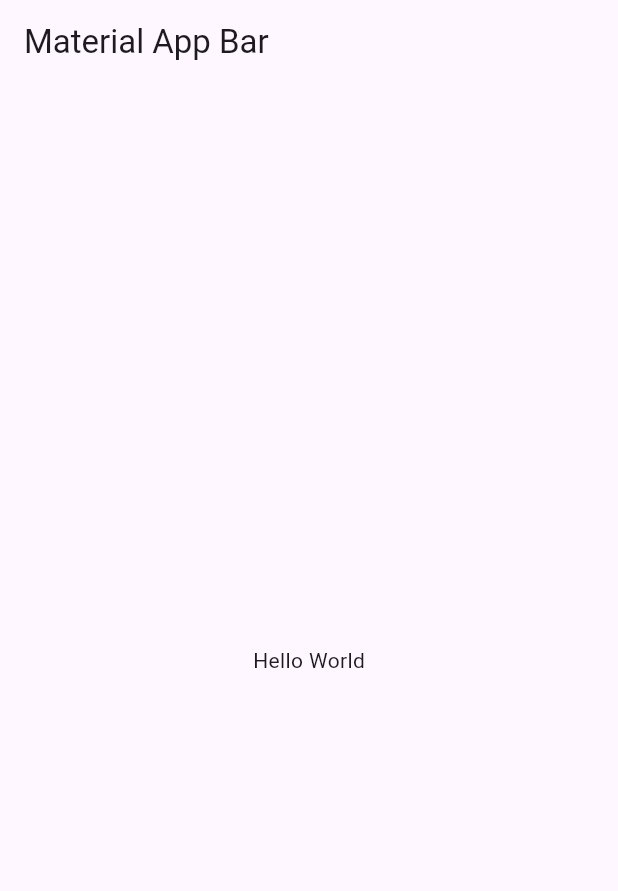
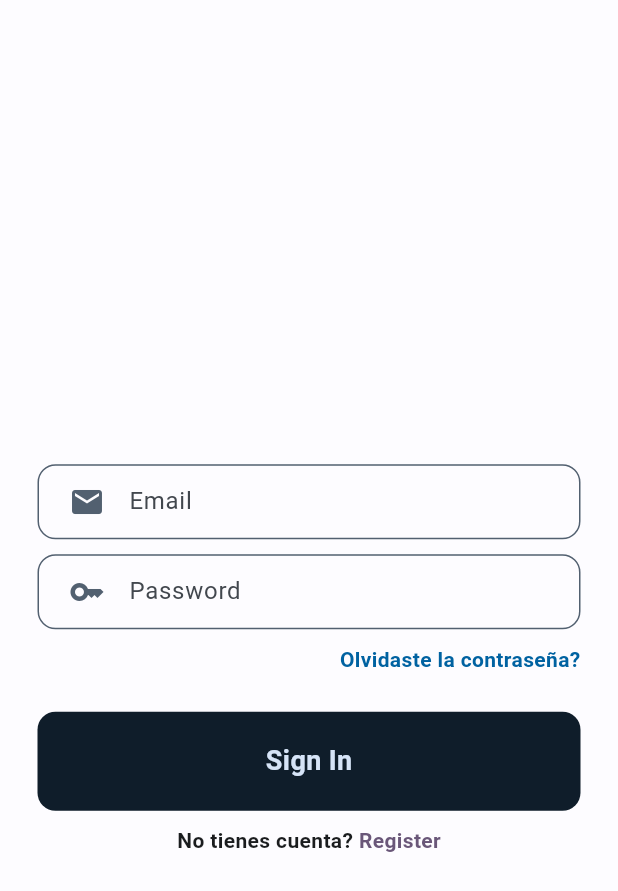
Before and after one commit to xDShiroxD/P3Carpool, a Flutter app: the screen it shows after launch, on a phone screen of 412 x 824 dp. Shown: the top 891 px of the screen. Run offline on Flutter 3.47's test engine with Material 2 defaults, Android fonts, the phone set to English and light mode, and no system bars; our stand-ins replace shared_preferences.

Commit message:
employeeLogin

```diff
--- a/employee/lib/main.dart
+++ b/employee/lib/main.dart
@@ -1,24 +1,32 @@
+import 'package:employee/pages/splash.dart';
 import 'package:flutter/material.dart';
+import 'pages/auth/auth_page.dart';
+import 'theme/themeData.dart';
 
 void main() => runApp(const MyApp());
 
+///Clase myApp principal de ejecución de aplicación
+///@Extends: StalessWidget
 class MyApp extends StatelessWidget {
   const MyApp({super.key});
 
   @override
   Widget build(BuildContext context) {
     return MaterialApp(
-      theme: ThemeData(useMaterial3: true),
       debugShowCheckedModeBanner: false,
+      theme: lightColorScheme,
+      darkTheme: darkColorScheme,
+      themeMode: ThemeMode.light,
       title: 'Material App',
-      home: Scaffold(
-        appBar: AppBar(
-          title: const Text('Material App Bar'),
-        ),
-        body: const Center(
-          child: Text('Hello World'),
-        ),
-      ),
+      home: const Home(),
     );
   }
 }
+
+class Home extends StatelessWidget {
+  const Home({super.key});
+  @override
+  Widget build(BuildContext context) {
+    return SplashScreen();
+  }
+}
--- /dev/null
+++ b/employee/lib/pages/auth/auth_page.dart
@@ -0,0 +1,43 @@
+import 'package:flutter/material.dart';
+import 'package:shared_preferences/shared_preferences.dart';
+
+import '../content/home.dart';
+import 'login_page.dart';
+import 'register_page.dart';
+
+class AuthPage extends StatefulWidget {
+  const AuthPage({super.key});
+
+  @override
+  State<AuthPage> createState() => _AuthPageState();
+}
+
+class _AuthPageState extends State<AuthPage> {
+  bool showLoginPage = true;
+  bool loginAprove = false;
+
+  void toggleScreens() {
+    setState(() {
+      showLoginPage = !showLoginPage;
+    });
+  }
+
+  Future<void> loginStatus() async {
+    SharedPreferences prefs = await SharedPreferences.getInstance();
+    prefs?.setBool("isLoggedIn", true);
+    // ignore: use_build_context_synchronously
+    Navigator.pushReplacement(
+      context,
+      MaterialPageRoute(builder: (context) => const Inicio()),
+    );
+  }
+
+  @override
+  Widget build(BuildContext context) {
+    if (showLoginPage) {
+      return LoginPage(this);
+    } else {
+      return RegisterPage(this);
+    }
+  }
+}
--- /dev/null
+++ b/employee/lib/pages/auth/login_page.dart
@@ -0,0 +1,163 @@
+import 'package:flutter/material.dart';
+
+// ignore: must_be_immutable
+class LoginPage extends StatefulWidget {
+  // ignore: prefer_typing_uninitialized_variables
+  var atuh;
+  // ignore: no_leading_underscores_for_local_identifiers
+  LoginPage(_authPageState, {super.key}) {
+    atuh = _authPageState;
+  }
+  @override
+  // ignore: no_logic_in_create_state
+  State<LoginPage> createState() => _LoginPageState(atuh);
+}
+
+class _LoginPageState extends State<LoginPage> {
+  // ignore: prefer_typing_uninitialized_variables
+  var localAuthPageState;
+
+  _LoginPageState(authPageState) {
+    localAuthPageState = authPageState;
+  }
+
+  @override
+  Widget build(BuildContext context) {
+    return Scaffold(
+      appBar: AppBar(
+        automaticallyImplyLeading: false,
+      ),
+      body: SafeArea(
+        child: Center(
+          child: SingleChildScrollView(
+            child: Column(
+              mainAxisAlignment: MainAxisAlignment.center,
+              // ignore: prefer_const_literals_to_create_immutables
+              children: [
+                //email
+                Padding(
+                  padding: const EdgeInsets.symmetric(horizontal: 25.0),
+                  child: Container(
+                    decoration: BoxDecoration(
+                      border: Border.all(
+                          color: Theme.of(context).colorScheme.secondary),
+                      borderRadius: BorderRadius.circular(12),
+                    ),
+                    child: Padding(
+                      padding: const EdgeInsets.only(left: 20.0),
+                      child: TextField(
+                        //controller: emailController,
+                        decoration: InputDecoration(
+                          border: InputBorder.none,
+                          fillColor: Theme.of(context).colorScheme.secondary,
+                          hintText: 'Email',
+                          icon: const Icon(Icons.email),
+                          iconColor: Theme.of(context).colorScheme.secondary,
+                        ),
+                      ),
+                    ),
+                  ),
+                ),
+                /**
+                * Widget de contraseña
+                */
+                const SizedBox(height: 10),
+                Padding(
+                  padding: const EdgeInsets.symmetric(horizontal: 25.0),
+                  child: Container(
+                    decoration: BoxDecoration(
+                      border: Border.all(
+                        color: Theme.of(context).colorScheme.secondary,
+                      ),
+                      borderRadius: BorderRadius.circular(12),
+                    ),
+                    child: Padding(
+                      padding: const EdgeInsets.only(left: 20.0),
+                      child: TextField(
+                        //controller: passwordController,
+                        obscureText: true,
+                        decoration: InputDecoration(
+                          border: InputBorder.none,
+                          fillColor: Theme.of(context).colorScheme.secondary,
+                          hintText: 'Password',
+                          icon: const Icon(Icons.key),
+                          iconColor: Theme.of(context).colorScheme.secondary,
+                        ),
+                      ),
+                    ),
+                  ),
+                ),
+                const SizedBox(
+                  height: 10,
+                ),
+                Padding(
+                  padding: const EdgeInsets.symmetric(horizontal: 25.0),
+                  child: Row(
+                    mainAxisAlignment: MainAxisAlignment.end,
+                    children: [
+                      GestureDetector(
+                          onTap: () {
+                            Navigator.push(context,
+                                MaterialPageRoute(builder: (context) {
+                              return Container();
+                            }));
+                          },
+                          child: Text('Olvidaste la contraseña?',
+                              style: TextStyle(
+                                  color: Theme.of(context).colorScheme.primary,
+                                  fontWeight: FontWeight.bold))),
+                    ],
+                  ),
+                ),
+                const SizedBox(height: 25),
+
+                ///singin Bouttom
+                Padding(
+                  padding: const EdgeInsets.symmetric(horizontal: 25.0),
+                  child: GestureDetector(
+                    onTap: () => localAuthPageState.loginStatus(),
+                    child: Container(
+                      padding: const EdgeInsets.all(20),
+                      decoration: BoxDecoration(
+                        color:
+                            Theme.of(context).colorScheme.onSecondaryContainer,
+                        borderRadius: BorderRadius.circular(12),
+                      ),
+                      child: Center(
+                          child: Text(
+                        'Sign In',
+                        style: TextStyle(
+                          color:
+                              Theme.of(context).colorScheme.secondaryContainer,
+                          fontWeight: FontWeight.bold,
+                          fontSize: 18,
+                        ),
+                      )),
+                    ),
+                  ),
+                ),
+                const SizedBox(height: 10),
+                //forgot password
+                Row(
+                  mainAxisAlignment: MainAxisAlignment.center,
+                  children: [
+                    const Text('No tienes cuenta? ',
+                        style: TextStyle(fontWeight: FontWeight.bold)),
+                    GestureDetector(
+                        onTap: localAuthPageState.toggleScreens,
+                        child: Text(
+                          'Register',
+                          style: TextStyle(
+                              color: Theme.of(context).colorScheme.tertiary,
+                              fontWeight: FontWeight.bold),
+                        )),
+                  ],
+                ),
+              ],
+            ),
+          ),
+        ),
+      ),
+    );
+  }
+}
--- /dev/null
+++ b/employee/lib/theme/themeData.dart
@@ -0,0 +1,77 @@
+// ignore_for_file: file_names
+
+import 'package:flutter/material.dart';
+
+  final lightColorScheme = ThemeData(
+  colorScheme: const ColorScheme(
+  brightness: Brightness.light,
+  primary: Color(0xFF0062A1),
+  onPrimary: Color(0xFFFFFFFF),
+  primaryContainer: Color(0xFFD0E4FF),
+  onPrimaryContainer: Color(0xFF001D35),
+  secondary: Color(0xFF526070),
+  onSecondary: Color(0xFFFFFFFF),
+  secondaryContainer: Color(0xFFD6E4F7),
+  onSecondaryContainer: Color(0xFF0F1D2A),
+  tertiary: Color(0xFF6A5779),
+  onTertiary: Color(0xFFFFFFFF),
+  tertiaryContainer: Color(0xFFF1DAFF),
+  onTertiaryContainer: Color(0xFF241432),
+  error: Color(0xFFBA1A1A),
+  errorContainer: Color(0xFFFFDAD6),
+  onError: Color(0xFFFFFFFF),
+  onErrorContainer: Color(0xFF410002),
+  background: Color(0xFFFDFCFF),
+  onBackground: Color(0xFF1A1C1E),
+  surface: Color(0xFFFDFCFF),
+  onSurface: Color(0xFF1A1C1E),
+  surfaceVariant: Color(0xFFDFE3EB),
+  onSurfaceVariant: Color(0xFF42474E),
+  outline: Color(0xFF73777F),
+  onInverseSurface: Color(0xFFF1F0F4),
+  inverseSurface: Color(0xFF2F3033),
+  inversePrimary: Color(0xFF9CCAFF),
+  shadow: Color(0xFF000000),
+  surfaceTint: Color(0xFF0062A1),
+  outlineVariant: Color(0xFFC2C7CF),
+  scrim: Color(0xFF000000),
+),
+useMaterial3: true,
+);
+
+final darkColorScheme =
+  ThemeData(
+  colorScheme: const ColorScheme(
+  brightness: Brightness.dark,
+  primary: Color(0xFF9CCAFF),
+  onPrimary: Color(0xFF003256),
+  primaryContainer: Color(0xFF00497A),
+  onPrimaryContainer: Color(0xFFD0E4FF),
+  secondary: Color(0xFFBAC8DB),
+  onSecondary: Color(0xFF243140),
+  secondaryContainer: Color(0xFF3B4857),
+  onSecondaryContainer: Color(0xFFD6E4F7),
+  tertiary: Color(0xFFD5BEE5),
+  onTertiary: Color(0xFF3A2948),
+  tertiaryContainer: Color(0xFF514060),
+  onTertiaryContainer: Color(0xFFF1DAFF),
+  error: Color(0xFFFFB4AB),
+  errorContainer: Color(0xFF93000A),
+  onError: Color(0xFF690005),
+  onErrorContainer: Color(0xFFFFDAD6),
+  background: Color(0xFF1A1C1E),
+  onBackground: Color(0xFFE2E2E6),
+  surface: Color(0xFF1A1C1E),
+  onSurface: Color(0xFFE2E2E6),
+  surfaceVariant: Color(0xFF42474E),
+  onSurfaceVariant: Color(0xFFC2C7CF),
+  outline: Color(0xFF8C9199),
+  onInverseSurface: Color(0xFF1A1C1E),
+  inverseSurface: Color(0xFFE2E2E6),
+  inversePrimary: Color(0xFF0062A1),
+  shadow: Color(0xFF000000),
+  surfaceTint: Color(0xFF9CCAFF),
+  outlineVariant: Color(0xFF42474E),
+  scrim: Color(0xFF000000),
+),
+useMaterial3: true);
```
Also changed, not shown: employee/lib/pages/auth/register_page.dart (added, +165 -0 lines), employee/lib/pages/content/home.dart (added, +59 -0 lines), employee/lib/pages/splash.dart (added, +66 -0 lines), employee/lib/widgets/selectorPais.dart (added, +53 -0 lines), employee/pubspec.yaml (+7 -15 lines), employee/assets/images/driverLogo.png (added), employee/assets/images/employeeLogo.png (added), employee/lib/services/auth/auth_controller.dart (added), employee/pubspec.lock.
